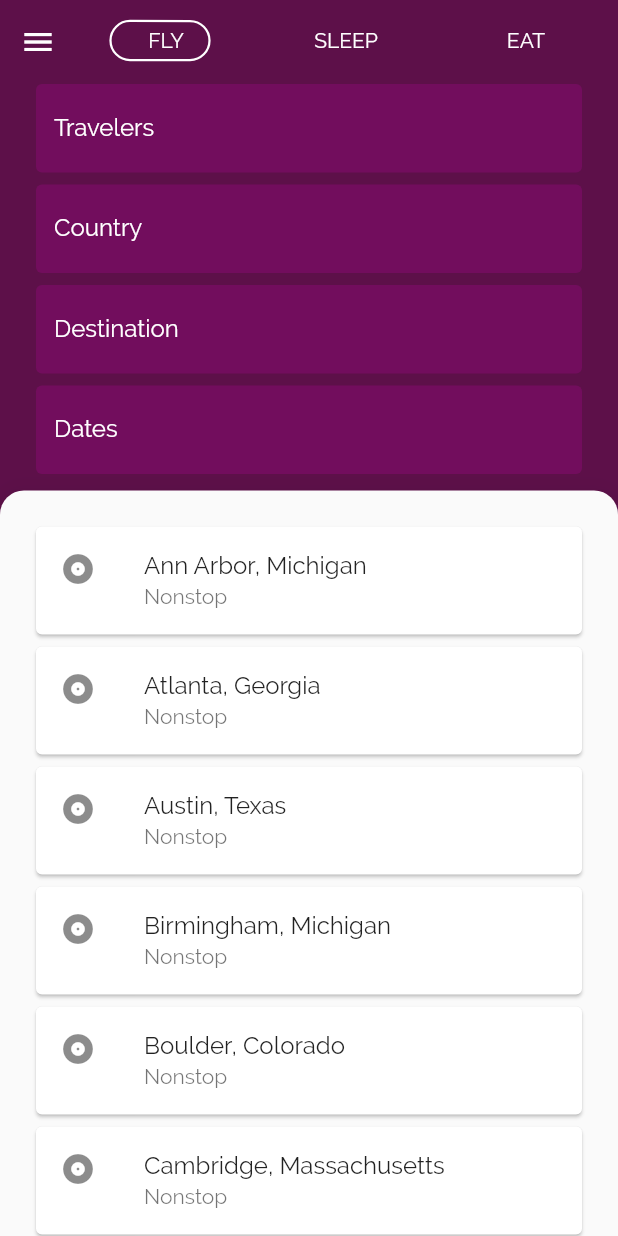
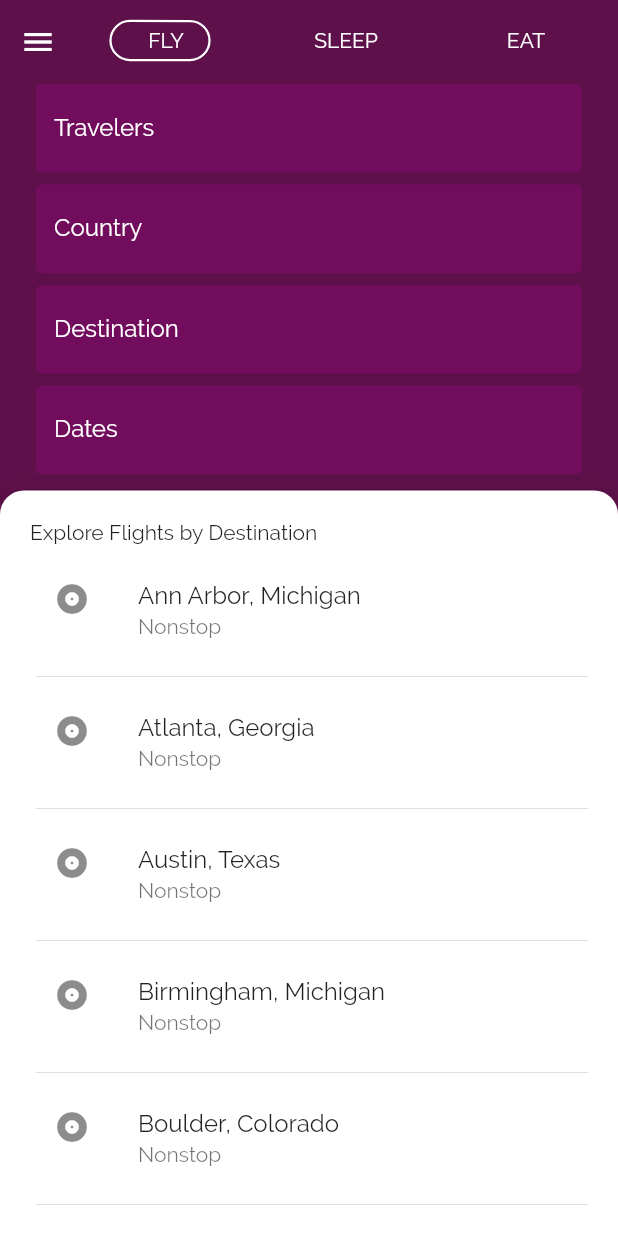
Before and after one commit to tianlunlee/crane, a Flutter app: the screen it shows after launch, on a phone screen of 412 x 824 dp. Run offline on Flutter 3.47's test engine with Material 2 defaults, Android fonts, the phone set to English and light mode, and no system bars.

Commit message:
Add FrontLayer titles and remove Card class for FrontLayer

```diff
--- a/lib/backdrop.dart
+++ b/lib/backdrop.dart
@@ -34,15 +34,18 @@ class _FrontLayer extends StatelessWidget {
     Key key,
     this.onTap,
     this.child,
+    this.title,
   }) : super(key: key);
 
   final VoidCallback onTap;
   final Widget child;
+  final String title;
 
   @override
   Widget build(BuildContext context) {
     return Material(
       elevation: 16.0,
+      color: kCranePrimaryWhite,
       shape: RoundedRectangleBorder(
         borderRadius: BorderRadius.only(
           topLeft: Radius.circular(16.0),
@@ -52,16 +55,21 @@ class _FrontLayer extends StatelessWidget {
       child: ListView(
         shrinkWrap: true,
         padding: const EdgeInsets.all(20.0),
+        children: <Widget>[
+          Text(title),
+          SizedBox(height: 8.0,),
+          Column(
             children: _buildFlightCards(context),
+          ),
+        ],
       )
     );
   }
 
-  List<Card> _buildFlightCards(BuildContext context) {
+  List<Widget> _buildFlightCards(BuildContext context) {
     List<Flight> flights = getFlights(Category.findTrips);
     return flights.map((flight) {
-      return Card(
-        child: Column(
+      return Column(
         mainAxisSize: MainAxisSize.min,
         children: <Widget>[
           ListTile(
@@ -69,8 +77,10 @@ class _FrontLayer extends StatelessWidget {
             title: Text(flight.destination),
             subtitle: Text(flight.layover ? 'Layover' : 'Nonstop'),
           ),
+          SizedBox(
+            child: Divider(indent: 4.0,),
+          ),
         ],
-        )
       );
     }).toList();
   }
@@ -189,6 +199,7 @@ class _BackdropState extends State<Backdrop> with TickerProviderStateMixin {
           child: _FrontLayer(
             onTap: _flingFrontLayer,
             child: widget.frontLayer,
+            title: 'Explore Flights by Destination',
           ),
         ),
       ],
@@ -209,6 +220,7 @@ class _BackdropState extends State<Backdrop> with TickerProviderStateMixin {
           child: _FrontLayer(
             onTap: _flingFrontLayer,
             child: widget.frontLayer,
+            title: 'Explore Properties by Destination',
           ),
         ),
       ],
@@ -229,6 +241,7 @@ class _BackdropState extends State<Backdrop> with TickerProviderStateMixin {
           child: _FrontLayer(
             onTap: _flingFrontLayer,
             child: widget.frontLayer,
+            title: 'Explore Restaurants by Destination',
           ),
         ),
       ],
@@ -251,7 +264,6 @@ class _BackdropState extends State<Backdrop> with TickerProviderStateMixin {
         _flingFrontLayer();
       }
       else {
-        print(_controller.status);
 //        if (_controller.status == AnimationStatus.completed) {
 //          _controller.reverse();
 //        }
```
Lines whose indentation alone changed are shown as unchanged.
